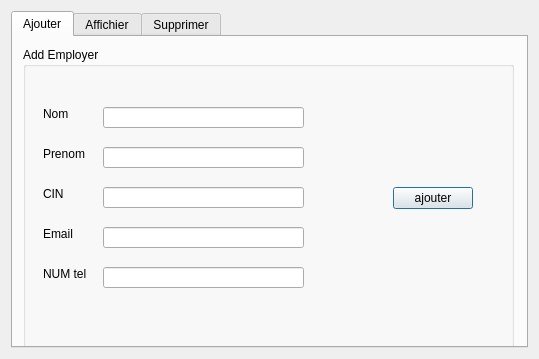
Before: the Qt Designer form crud.ui in oussemaissaoui/ProjectCpp, drawn with Qt 5.
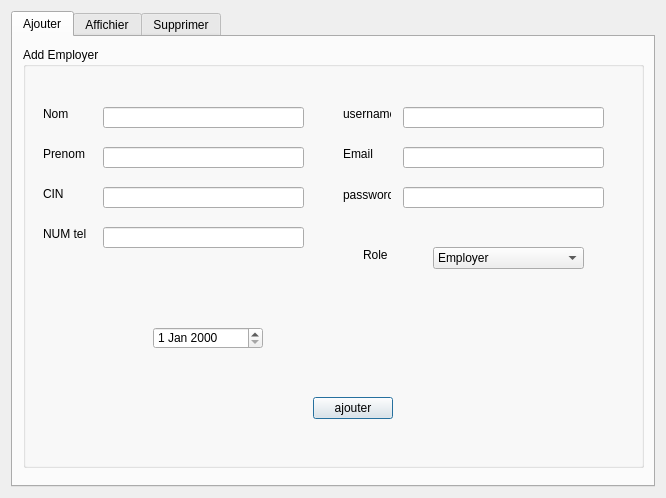
After: the same form once the commit is applied. The open tabs and pages were chosen to show the change.

What changed in the file:
```diff
--- a/crud.ui
+++ b/crud.ui
@@ -6,8 +6,8 @@
    <rect>
     <x>0</x>
     <y>0</y>
-    <width>539</width>
-    <height>359</height>
+    <width>666</width>
+    <height>498</height>
    </rect>
   </property>
   <property name="windowTitle">
@@ -28,8 +28,8 @@
         <rect>
          <x>10</x>
          <y>10</y>
-         <width>491</width>
-         <height>301</height>
+         <width>621</width>
+         <height>421</height>
         </rect>
        </property>
        <property name="title">
@@ -107,8 +107,8 @@
        <widget class="QLabel" name="label_email">
         <property name="geometry">
          <rect>
-          <x>20</x>
-          <y>180</y>
+          <x>320</x>
+          <y>100</y>
           <width>47</width>
           <height>14</height>
          </rect>
@@ -120,8 +120,8 @@
        <widget class="QLineEdit" name="lineEdit_email">
         <property name="geometry">
          <rect>
-          <x>80</x>
-          <y>180</y>
+          <x>380</x>
+          <y>100</y>
           <width>201</width>
           <height>21</height>
          </rect>
@@ -130,8 +130,8 @@
        <widget class="QPushButton" name="ajouter_emp">
         <property name="geometry">
          <rect>
-          <x>370</x>
-          <y>140</y>
+          <x>290</x>
+          <y>350</y>
           <width>80</width>
           <height>22</height>
          </rect>
@@ -144,7 +144,7 @@
         <property name="geometry">
          <rect>
           <x>80</x>
-          <y>220</y>
+          <y>180</y>
           <width>201</width>
           <height>21</height>
          </rect>
@@ -154,7 +154,7 @@
         <property name="geometry">
          <rect>
           <x>20</x>
-          <y>220</y>
+          <y>180</y>
           <width>47</width>
           <height>14</height>
          </rect>
@@ -163,6 +163,90 @@
          <string>NUM tel</string>
         </property>
        </widget>
+       <widget class="QDateEdit" name="datenaiss_Edit">
+        <property name="geometry">
+         <rect>
+          <x>130</x>
+          <y>280</y>
+          <width>110</width>
+          <height>22</height>
+         </rect>
+        </property>
+       </widget>
+       <widget class="QLabel" name="label_nom_2">
+        <property name="geometry">
+         <rect>
+          <x>320</x>
+          <y>60</y>
+          <width>48</width>
+          <height>14</height>
+         </rect>
+        </property>
+        <property name="text">
+         <string>username</string>
+        </property>
+       </widget>
+       <widget class="QLineEdit" name="lineEdit_username">
+        <property name="geometry">
+         <rect>
+          <x>380</x>
+          <y>60</y>
+          <width>201</width>
+          <height>21</height>
+         </rect>
+        </property>
+       </widget>
+       <widget class="QLabel" name="label_nom_4">
+        <property name="geometry">
+         <rect>
+          <x>320</x>
+          <y>140</y>
+          <width>48</width>
+          <height>16</height>
+         </rect>
+        </property>
+        <property name="text">
+         <string>password</string>
+        </property>
+       </widget>
+       <widget class="QLineEdit" name="lineEdit_pass">
+        <property name="geometry">
+         <rect>
+          <x>380</x>
+          <y>140</y>
+          <width>201</width>
+          <height>21</height>
+         </rect>
+        </property>
+       </widget>
+       <widget class="QComboBox" name="comboBox_role">
+        <property name="geometry">
+         <rect>
+          <x>410</x>
+          <y>200</y>
+          <width>151</width>
+          <height>22</height>
+         </rect>
+        </property>
+        <item>
+         <property name="text">
+          <string>Employer</string>
+         </property>
+        </item>
+       </widget>
+       <widget class="QLabel" name="label_nom_5">
+        <property name="geometry">
+         <rect>
+          <x>340</x>
+          <y>200</y>
+          <width>48</width>
+          <height>16</height>
+         </rect>
+        </property>
+        <property name="text">
+         <string>Role</string>
+        </property>
+       </widget>
       </widget>
      </widget>
      <widget class="QWidget" name="affichier">
```
Left out of the diff: 12 changed lines with no effect on the pictures.
